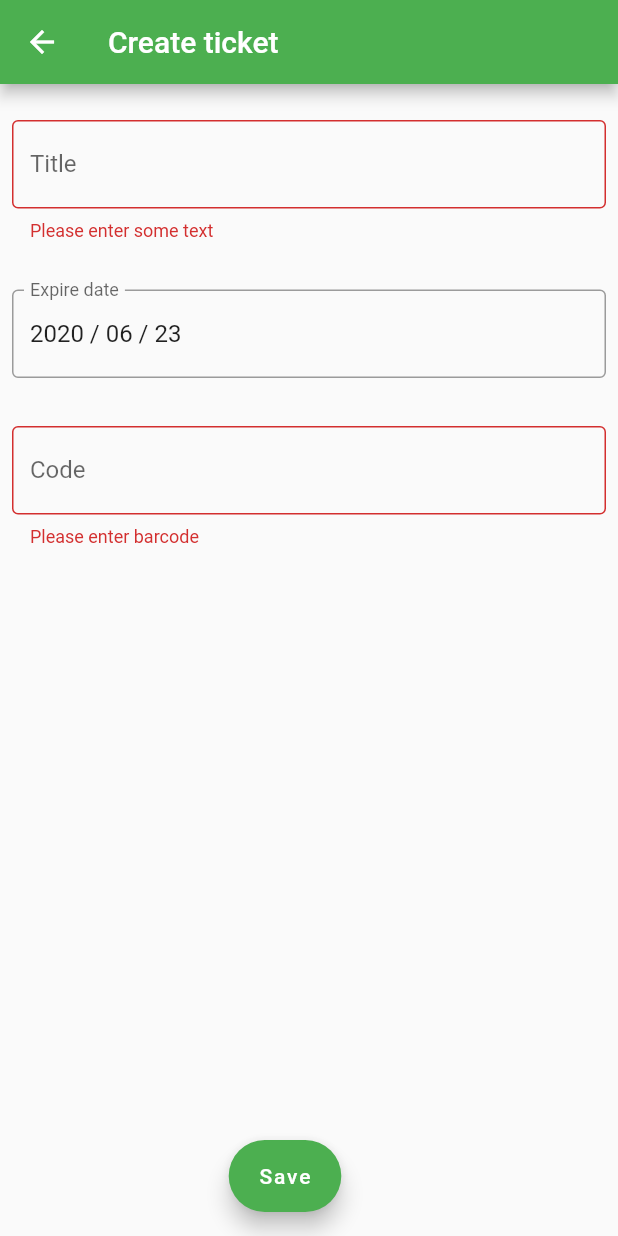
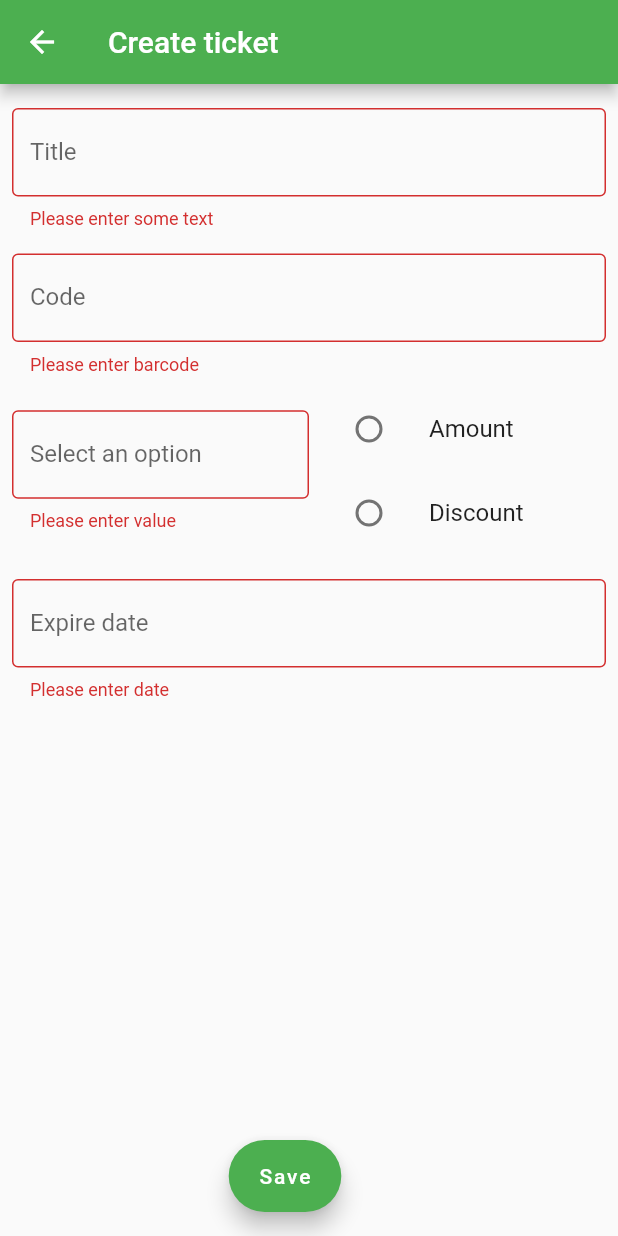
Before and after one commit to alorma/DiscountsApp, a Flutter app: the CreateTicketScreen screen opened by its route, after a tap on "Save", on a phone screen of 412 x 824 dp. Run offline on Flutter 3.47's test engine with Material 2 defaults, Android fonts, the light colour scheme and no system bars; our stand-ins replace equatable, flutter_bloc; missing offline and left inert: barcode_scan; generated files the repository leaves out were written again; network calls fail; statements that could not run were skipped.

Commit message:
Add amount

```diff
--- a/lib/new_ticket.dart
+++ b/lib/new_ticket.dart
@@ -1,6 +1,9 @@
 import 'package:barcode_scan/barcode_scan.dart';
 import 'package:flutter/material.dart';
+import 'package:flutter/services.dart';
 import 'package:intl/intl.dart';
+
+enum DiscountType { discount, amount }
 
 class CreateTicketScreen extends StatefulWidget {
   CreateTicketScreen({Key key}) : super(key: key);
@@ -10,17 +13,20 @@ class CreateTicketScreen extends StatefulWidget {
 }
 
 class CreateTicketScreenState extends State<CreateTicketScreen> {
+  DiscountType _discountType;
   DateTime selectedDate = DateTime.now();
   final _formKey = GlobalKey<FormState>();
   ScanResult _scanResult;
 
+  var codeTextController = TextEditingController();
   var dateTextController = TextEditingController();
-  var codeTextController = TextEditingController();
+  var amountTextController = TextEditingController();
 
   @override
   void initState() {
-    dateTextController.text = formatSelectedDate();
+    dateTextController.text = "";
     codeTextController.text = "";
+    amountTextController.text = "";
     super.initState();
   }
 
@@ -61,9 +67,20 @@ class CreateTicketScreenState extends State<CreateTicketScreen> {
             buildFormSpace(8),
             buildTitleTextField(),
             buildFormSpace(16),
+            buildBarcodeTextField(context),
+            buildFormSpace(8),
+            Row(
+              children: <Widget>[
+                Expanded(
+                  child: buildAmountTextField(context),
+                ),
+                Expanded(
+                  child: buildAmountTypeField(context),
+                ),
+              ],
+            ),
+            buildFormSpace(16),
             buildExpireTextField(context),
-            buildFormSpace(16),
-            buildBarcodeTextField(context),
           ],
         ),
       ),
@@ -77,9 +94,7 @@ class CreateTicketScreenState extends State<CreateTicketScreen> {
   }
 
   Widget buildFormSpace(double space) {
-    return Padding(
-      padding: EdgeInsets.all(space),
-    );
+    return SizedBox(height: space);
   }
 
   Widget buildTitleTextField() {
@@ -94,6 +109,81 @@ class CreateTicketScreenState extends State<CreateTicketScreen> {
         }
         return null;
       },
+    );
+  }
+
+  Widget buildAmountTextField(BuildContext context) {
+    var label = "Select an option";
+    if (_discountType == DiscountType.amount) {
+      label = "Amount";
+    } else if (_discountType == DiscountType.discount) {
+      label = "Discount";
+    }
+
+    var suffix;
+    if (_discountType == DiscountType.amount) {
+      suffix = "€";
+    } else if (_discountType == DiscountType.discount) {
+      suffix = "%";
+    }
+
+    var enabled = _discountType != null;
+
+    return TextFormField(
+      controller: amountTextController,
+      decoration: InputDecoration(
+        labelText: label,
+        border: OutlineInputBorder(),
+        suffixText: suffix,
+      ),
+      textAlign: TextAlign.end,
+      keyboardType: TextInputType.number,
+      inputFormatters: <TextInputFormatter>[
+        WhitelistingTextInputFormatter.digitsOnly,
+      ],
+      enableInteractiveSelection: enabled,
+      onTap: () {
+        if (!enabled) {
+          FocusScope.of(context).requestFocus(new FocusNode());
+        }
+      },
+      validator: (value) {
+        if (value.isEmpty) {
+          return 'Please enter value';
+        }
+        return null;
+      },
+    );
+  }
+
+  Widget buildAmountTypeField(BuildContext context) {
+    return Column(
+      children: <Widget>[
+        ListTile(
+          title: const Text('Amount'),
+          leading: Radio(
+            value: DiscountType.amount,
+            groupValue: _discountType,
+            onChanged: (DiscountType value) {
+              setState(() {
+                _discountType = value;
+              });
+            },
+          ),
+        ),
+        ListTile(
+          title: const Text('Discount'),
+          leading: Radio(
+            value: DiscountType.discount,
+            groupValue: _discountType,
+            onChanged: (DiscountType value) {
+              setState(() {
+                _discountType = value;
+              });
+            },
+          ),
+        ),
+      ],
     );
   }
 
```
Also changed, not shown: pubspec.lock.
